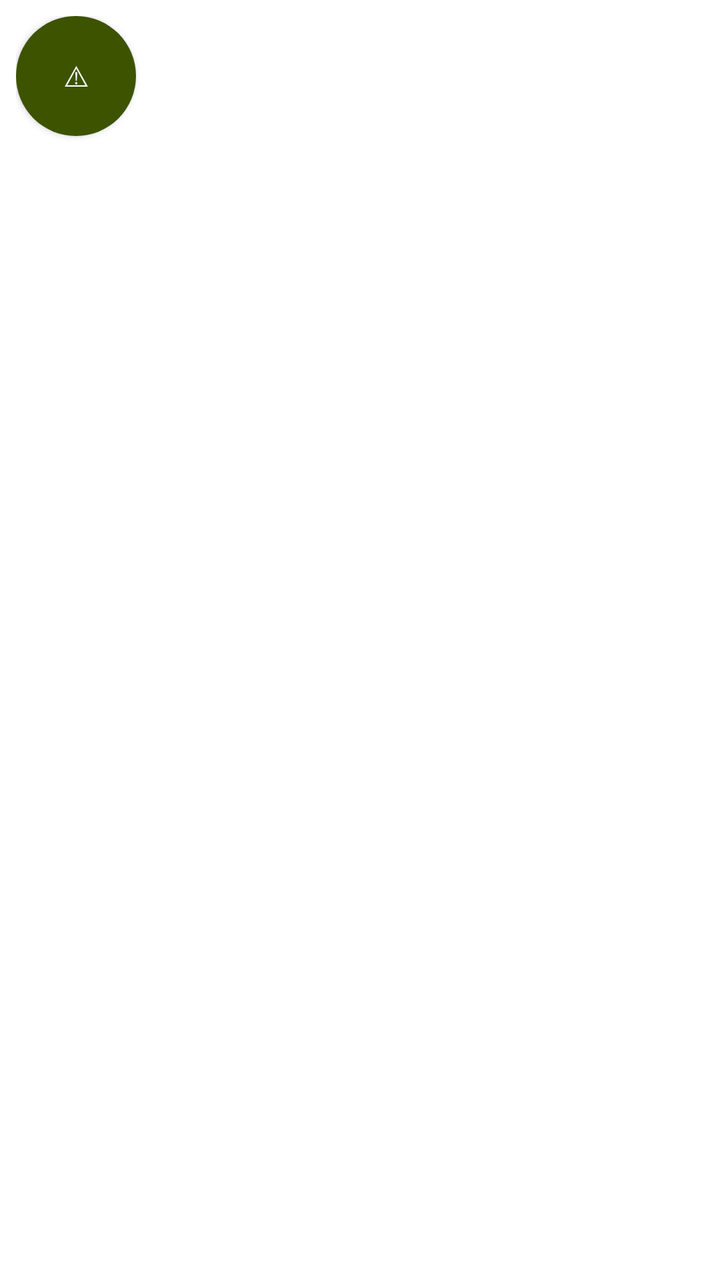
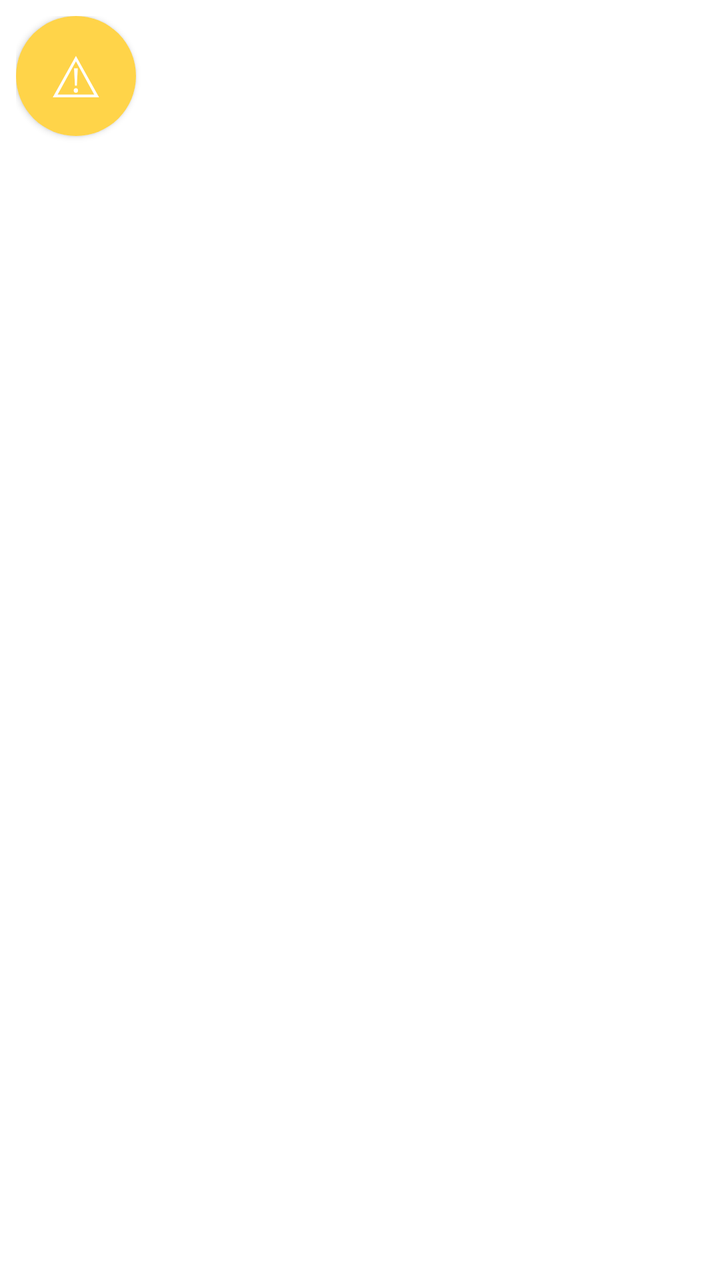

An Android layout rendered at two revisions. The XML below is the earlier revision; the diff shows what the commit changed to produce the second picture.
<!-- AndroidManifest.xml: fallback theme Theme.MaterialComponents.DayNight.NoActionBar -->
<!-- res/layout/floating_button_layout.xml -->
<?xml version="1.0" encoding="utf-8"?>
<FrameLayout xmlns:android="http://schemas.android.com/apk/res/android"
    
    android:layout_width="wrap_content"
    android:layout_height="wrap_content"
    android:background="@android:color/transparent"
    android:padding="8dp">

    <Button
        android:id="@+id/floating_button"
        android:layout_width="60dp"
        android:layout_height="60dp"
        android:text="⚠"
        android:clickable="true"
        android:focusable="true"
        android:background="@drawable/circle_button_background"
        android:textColor="#FFFFFF" />
</FrameLayout>
<!-- resources referenced by this layout -->
<resources>
  <!-- drawable circle_button_background (drawable) -->
  <?xml version="1.0" encoding="utf-8"?>
  <shape xmlns:android="http://schemas.android.com/apk/res/android"
      android:shape="oval">
      <solid android:color="#3D5300" />
  </shape>
</resources>

<!-- the commit's change to res/layout/floating_button_layout.xml (unified diff, before → after) -->
@@ -11,8 +11,10 @@
         android:layout_width="60dp"
         android:layout_height="60dp"
         android:text="⚠"
+        android:textColor="#FFFFFF"
+        android:textSize="28sp"
         android:clickable="true"
         android:focusable="true"
         android:background="@drawable/circle_button_background"
-        android:textColor="#FFFFFF" />
+         />
 </FrameLayout>
<!-- resource entries referenced after the edit -->
@@ -4,7 +4,7 @@
   <?xml version="1.0" encoding="utf-8"?>
   <shape xmlns:android="http://schemas.android.com/apk/res/android"
       android:shape="oval">
-      <solid android:color="#3D5300" />
+      <solid android:color="#FFD449" />
   </shape>
 </resources>
 
